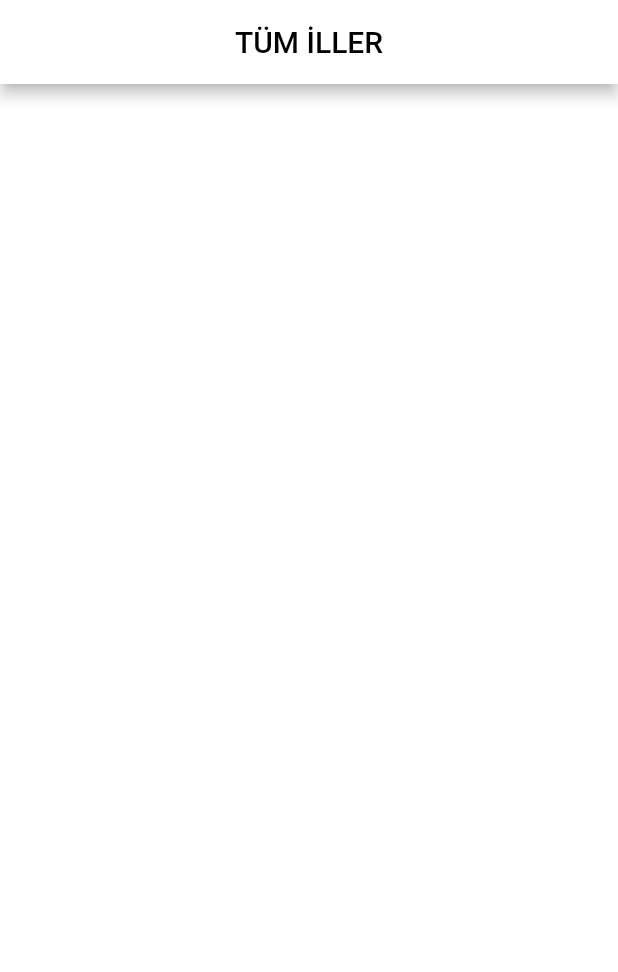
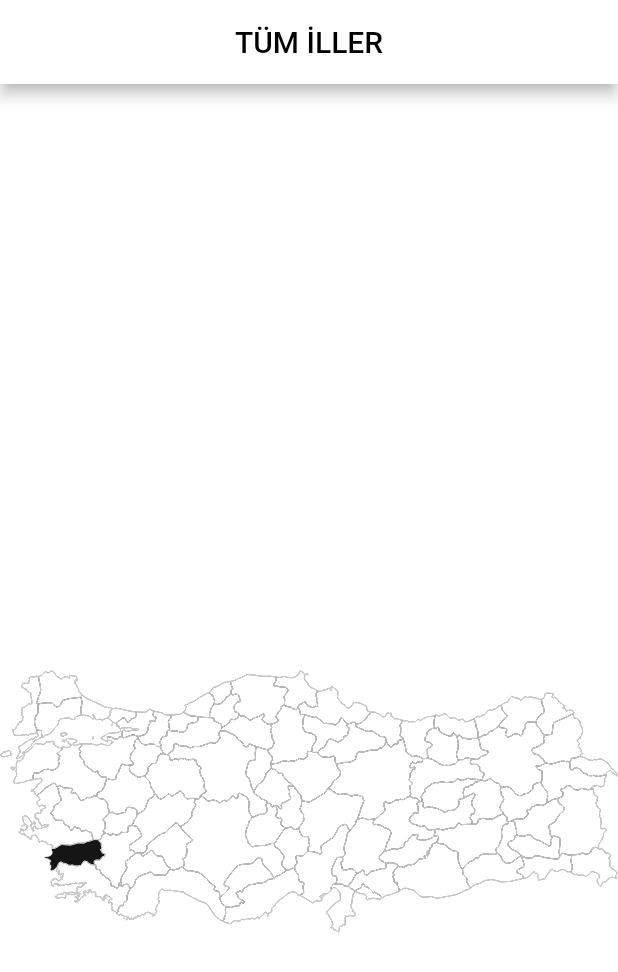
Before and after one commit to onur-akdogan/Flutter_turkey_map, a Flutter app: the screen it shows after launch, on a phone screen of 412 x 824 dp. Shown: the top 972 px of the screen. Run offline on Flutter 3.47's test engine with Material 2 defaults, Android fonts, the phone set to English and light mode, and no system bars; our stand-ins replace flutter_svg, path_drawing.

Commit message:
finish project

```diff
--- a/lib/main.dart
+++ b/lib/main.dart
@@ -8,14 +8,16 @@ void main() {
 class MyApp extends StatelessWidget {
   const MyApp({Key key}) : super(key: key);
 
-  // This widget is the root of your application.
+
+
   @override
   Widget build(BuildContext context) {
     return MaterialApp(
       title: 'Flutter Türkey Map',
+      debugShowCheckedModeBanner: false,
       theme: ThemeData(
 
-        primarySwatch: Colors.blue,
+        primarySwatch: Colors.red,
       ),
       home:  TurkeyMaps(),
     );
--- a/lib/turkey.dart
+++ b/lib/turkey.dart
@@ -3,6 +3,7 @@ import 'dart:ui' as ui;
 import 'package:flutter/material.dart';
 import 'package:flutter/rendering.dart';
 import 'package:flutter_svg/flutter_svg.dart';
+import 'package:path_drawing/path_drawing.dart';
 import 'ilHaber.dart';
 import 'turkeymapSVG.dart';
 
@@ -84,7 +85,7 @@ class Shape {
   final String label;
   final Color _color;
 
-  static parseSvgPathData(strPath) {}
+
 
 }
 
--- a/pubspec.yaml
+++ b/pubspec.yaml
@@ -36,6 +36,9 @@ dependencies:
   # Use with the CupertinoIcons class for iOS style icons.
   cupertino_icons: ^0.1.3
   flutter_svg: ^0.18.1
+  path_provider: ^1.6.14
+  path_drawing: ^0.4.1+1
+
 
 dev_dependencies:
   flutter_test:
```
Also changed, not shown: pubspec.lock, 5 other files.
